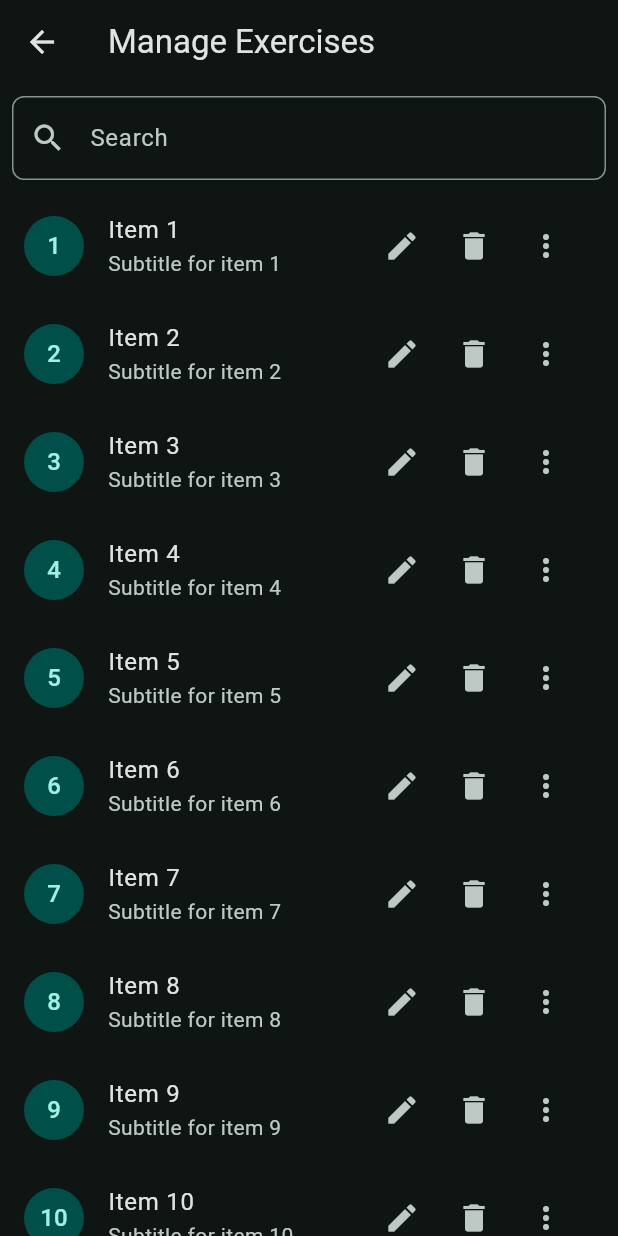
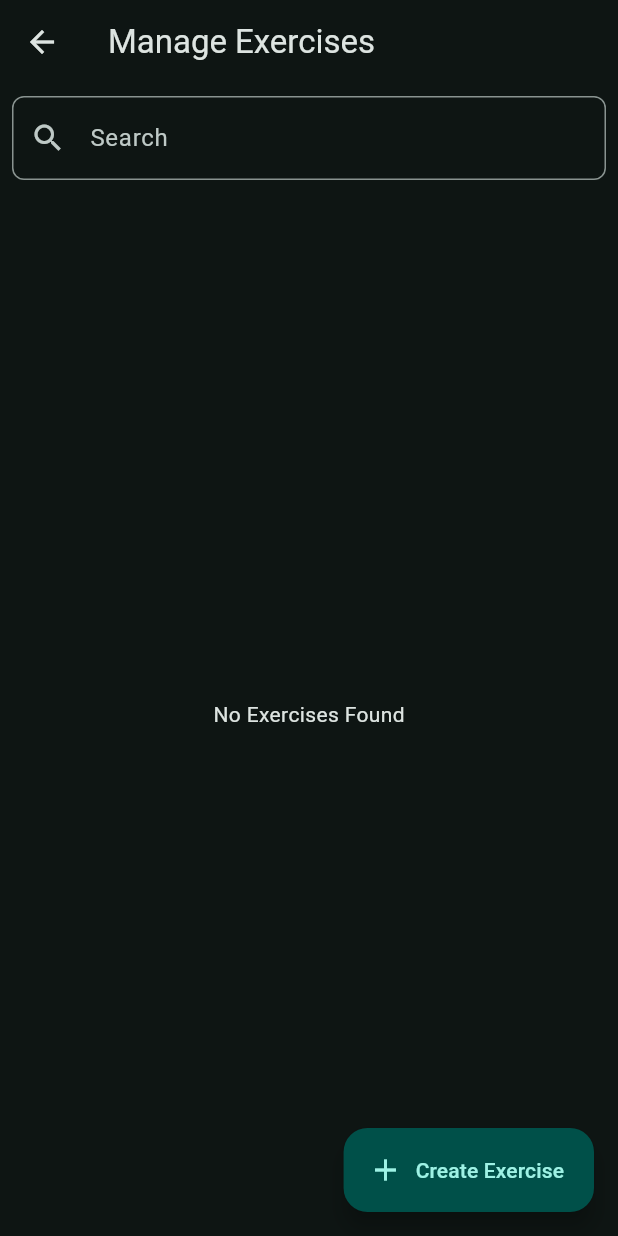
Before and after one commit to najafmohammed/muon-workout-tracker, a Flutter app: the ExerciseManager screen opened directly, on a phone screen of 412 x 824 dp. Run offline on Flutter 3.47's test engine with Material 3 defaults, Android fonts, the light colour scheme and no system bars; our stand-ins replace flutter_form_builder, flutter_riverpod, form_builder_validators, isar; accounts and stored records are empty; generated files the repository leaves out were written again.

Commit message:
exercise CRUD

```diff
--- /dev/null
+++ b/lib/database/models/dropdown_options.dart
@@ -0,0 +1,6 @@
+class DropdownOption<T> {
+  final String name;
+  final T value;
+
+  DropdownOption({required this.name, required this.value});
+}
--- a/lib/database/models/exercise.dart
+++ b/lib/database/models/exercise.dart
@@ -9,7 +9,7 @@ class Exercise {
   late String name;
   @enumerated
   late MuscleGroup muscleGroup;
-  late double multiplier;
+  late double increment;
   DateTime? lastRun;
   double? maxWeights;
 
--- a/lib/database/providers/routine_session_provider.dart
+++ b/lib/database/providers/routine_session_provider.dart
@@ -1,5 +1,4 @@
 import 'package:flutter_riverpod/flutter_riverpod.dart';
-import 'package:muon_workout_tracker/database/models/routine.dart';
 import 'package:muon_workout_tracker/database/models/routine_session.dart';
 
 // StateNotifier to manage RoutineSession state and behavior
--- a/lib/database/repository/exercise_repository.dart
+++ b/lib/database/repository/exercise_repository.dart
@@ -1,37 +1,66 @@
 import 'package:isar/isar.dart';
 import 'package:muon_workout_tracker/database/models/exercise.dart';
+import 'package:muon_workout_tracker/database/models/exercise_history.dart';
 
 class ExerciseRepository {
   ExerciseRepository(this._isar);
 
   final Isar _isar;
 
-  Future<List<Exercise>> getAllExercises() async {
-    return _isar.exercises.where().findAll();
+  Stream<List<Exercise>> getAllExercises() {
+    return _isar.exercises.where().watch(fireImmediately: true);
+  }
+
+  Stream<List<Exercise>> getAllExercisesFiltered({
+    required String nameFilter,
+  }) {
+    return _isar.exercises
+        .filter()
+        .nameContains(nameFilter)
+        .watch(fireImmediately: true);
   }
 
   Future<Exercise?> getExerciseById(Id id) async {
     return _isar.exercises.get(id);
   }
 
-  Future<bool> addExercise(Exercise exercise) async {
+  Future<bool> addExercise(Exercise exercise, ExerciseHistory history) async {
     try {
+      // Use a single transaction to put exercise and exercise history separately
       await _isar.writeTxn(() async {
+        // First, save the exercise to get an ID
         await _isar.exercises.put(exercise);
+
+        // Now save the histories individually to assign them IDs
+        await _isar.exerciseHistorys.put(history);
+
+        // Link the saved histories to the exercise
+        exercise.exerciseHistory.add(history);
+
+        // After linking histories, save the exercise with the links
+        await exercise.exerciseHistory.save();
       });
+
       return true;
     } catch (e) {
+      print('Error adding exercise: $e');
       return false;
     }
   }
 
-  Future<bool> updateExercise(Exercise exercise) async {
+  Future<bool> updateExercise(
+      Exercise exercise, ExerciseHistory history) async {
     try {
       await _isar.writeTxn(() async {
         await _isar.exercises.put(exercise);
+        await _isar.exerciseHistorys.put(history);
+        exercise.exerciseHistory.add(history);
+        await exercise.exerciseHistory.save();
       });
+
       return true;
     } catch (e) {
+      print('Error updating exercise: $e');
       return false;
     }
   }
@@ -39,10 +68,20 @@ class ExerciseRepository {
   Future<bool> deleteExercise(Id id) async {
     try {
       await _isar.writeTxn(() async {
+        //  delete the associated histories
+        var exercise = await _isar.exercises.get(id);
+        if (exercise != null) {
+          await exercise.exerciseHistory.load();
+          for (var history in exercise.exerciseHistory) {
+            await _isar.exerciseHistorys.delete(history.id);
+          }
+        }
+
         await _isar.exercises.delete(id);
       });
       return true;
     } catch (e) {
+      print('Error deleting exercise: $e');
       return false;
     }
   }
--- /dev/null
+++ b/lib/screens/exercise_manager.dart
@@ -0,0 +1,124 @@
+import 'package:flutter/material.dart';
+import 'package:flutter_riverpod/flutter_riverpod.dart';
+import 'package:muon_workout_tracker/database/models/exercise.dart';
+import 'package:muon_workout_tracker/database/providers/exercise_provider.dart';
+import 'package:muon_workout_tracker/screens/exercise_form.dart';
+import 'package:muon_workout_tracker/shared/confirm_dialog.dart';
+
+class ExerciseManager extends ConsumerStatefulWidget {
+  const ExerciseManager({super.key});
+
+  @override
+  ExerciseManagerState createState() => ExerciseManagerState();
+}
+
+class ExerciseManagerState extends ConsumerState<ExerciseManager> {
+  final TextEditingController _textController = TextEditingController();
+  String nameFilter = '';
+  @override
+  Widget build(BuildContext context) {
+    final exerciseRepo = ref.watch(exerciseProvider);
+    return Scaffold(
+        appBar: AppBar(
+          title: const Text('Manage Exercises'),
+        ),
+        floatingActionButton: FloatingActionButton.extended(
+            onPressed: () {
+              Navigator.push(
+                context,
+                MaterialPageRoute(builder: (context) => const ExerciseForm()),
+              );
+            },
+            label: const Text("Create Exercise"),
+            icon: const Icon(Icons.add)),
+        body: Column(
+          children: [
+            Padding(
+              padding: const EdgeInsets.all(8.0),
+              child: TextField(
+                controller: _textController,
+                onChanged: (value) {
+                  setState(() {
+                    nameFilter = value;
+                  });
+                },
+                decoration: const InputDecoration(
+                  labelText: 'Search',
+                  hintText: 'Search items',
+                  prefixIcon: Icon(Icons.search),
+                  border: OutlineInputBorder(
+                    borderRadius: BorderRadius.all(Radius.circular(8.0)),
+                  ),
+                ),
+              ),
+            ),
+            Expanded(
+              child: StreamBuilder<List<Exercise>>(
+                stream: exerciseRepo.getAllExercisesFiltered(
+                    nameFilter: nameFilter),
+                builder: (context, snapshot) {
+                  if (snapshot.connectionState == ConnectionState.waiting) {
+                    return const Center(child: CircularProgressIndicator());
+                  } else if (snapshot.hasError) {
+                    return Center(child: Text('Error: ${snapshot.error}'));
+                  } else if (!snapshot.hasData || snapshot.data!.isEmpty) {
+                    return const Center(child: Text('No Exercises Found'));
+                  } else {
+                    return ListView.builder(
+                      itemCount: snapshot.data!.length,
+                      itemBuilder: (context, index) {
+                        final exercise = snapshot.data![index];
+                        return ListTile(
+                          leading: const CircleAvatar(
+                            child: Icon(Icons.fitness_center),
+                          ),
+                          title: Text(exercise.name),
+                          subtitle: Text(exercise.muscleGroup.name),
+                          trailing: Row(
+                            mainAxisSize: MainAxisSize.min,
+                            children: [
+                              IconButton(
+                                icon: const Icon(Icons.edit),
+                                onPressed: () {
+                                  Navigator.push(
+                                    context,
+                                    MaterialPageRoute(
+                                        builder: (context) => ExerciseForm(
+                                              exercise: exercise,
+                                            )),
+                                  );
+                                },
+                              ),
+                              IconButton(
+                                icon: const Icon(Icons.delete),
+                                onPressed: () {
+                                  showDialog(
+                                    context: context,
+                                    builder: (context) {
+                                      return ConfirmDialog(
+                                        title: 'Delete Item',
+                                        message:
+                                            'Are you sure you want to delete this item?',
+                                        onConfirm: () {
+                                          exerciseRepo
+                                              .deleteExercise(exercise.id);
+                                        },
+                                        onCancel: () {},
+                                      );
+                                    },
+                                  );
+                                },
+                              ),
+                            ],
+                          ),
+                        );
+                      },
+                    );
+                  }
+                },
+              ),
+            )
+          ],
+        ));
+  }
+}
--- a/lib/screens/workout_manager.dart
+++ /dev/null
@@ -1,73 +0,0 @@
-import 'package:flutter/material.dart';
-
-class ExerciseManager extends StatefulWidget {
-  const ExerciseManager({super.key});
-
-  @override
-  State<ExerciseManager> createState() => _ExerciseManagerState();
-}
-
-TextEditingController _textController = TextEditingController();
-
-class _ExerciseManagerState extends State<ExerciseManager> {
-  @override
-  Widget build(BuildContext context) {
-    return Scaffold(
-        appBar: AppBar(
-          title: const Text('Manage Exercises'),
-        ),
-        body: Column(
-          children: [
-            Padding(
-              padding: const EdgeInsets.all(8.0),
-              child: TextField(
-                controller: _textController,
-                decoration: const InputDecoration(
-                  labelText: 'Search',
-                  hintText: 'Search items',
-                  prefixIcon: Icon(Icons.search),
-                  border: OutlineInputBorder(
-                    borderRadius: BorderRadius.all(Radius.circular(8.0)),
-                  ),
-                ),
-              ),
-            ),
-            Expanded(
-              child: ListView.builder(
-                  itemCount: 10, // Number of items in the list
-                  itemBuilder: (context, index) {
-                    return ListTile(
-                        leading: CircleAvatar(
-                          child: Text('${index + 1}'),
-                        ),
-                        title: Text('Item ${index + 1}'),
-                        subtitle: Text('Subtitle for item ${index + 1}'),
-                        trailing: Row(
-                          mainAxisSize: MainAxisSize.min,
-                          children: [
-                            IconButton(
-                              icon: const Icon(Icons.edit),
-                              onPressed: () {
-                                // Handle edit action
-                              },
-                            ),
-                            IconButton(
-                              icon: const Icon(Icons.delete),
-                              onPressed: () {
-                                // Handle delete action
-                              },
-                            ),
-                            IconButton(
-                              icon: const Icon(Icons.more_vert),
-                              onPressed: () {
-                                // Handle more action
-                              },
-                            ),
-                          ],
-                        ));
-                  }),
-            )
-          ],
-        ));
-  }
-}
--- a/lib/widgets/add_workout_card.dart
+++ b/lib/widgets/add_workout_card.dart
@@ -1,5 +1,5 @@
 import 'package:flutter/material.dart';
-import 'package:muon_workout_tracker/screens/workout_manager.dart';
+import 'package:muon_workout_tracker/screens/exercise_manager.dart';
 
 class AddWorkoutCard extends StatelessWidget {
   const AddWorkoutCard({super.key, required this.label});
--- a/pubspec.yaml
+++ b/pubspec.yaml
@@ -39,7 +39,9 @@ dependencies:
   path_provider: ^2.1.4
   flutter_riverpod: ^2.5.1
   riverpod_annotation: ^2.3.5
-  intl: ^0.19.0
+  intl: ^0.18.1
+  flutter_form_builder: ^9.2.1
+  form_builder_validators: ^9.1.0
 
 dev_dependencies:
   flutter_test:
```
Also changed, not shown: lib/database/providers/muscle_group_provider.dart (added, +26 -0 lines), lib/database/repository/exercise_history_repository.dart (+8 -8 lines), lib/screens/exercise_form.dart (added, +282 -0 lines), lib/shared/confirm_dialog.dart (added, +47 -0 lines), lib/database/models/exercise.g.dart, pubspec.lock.
